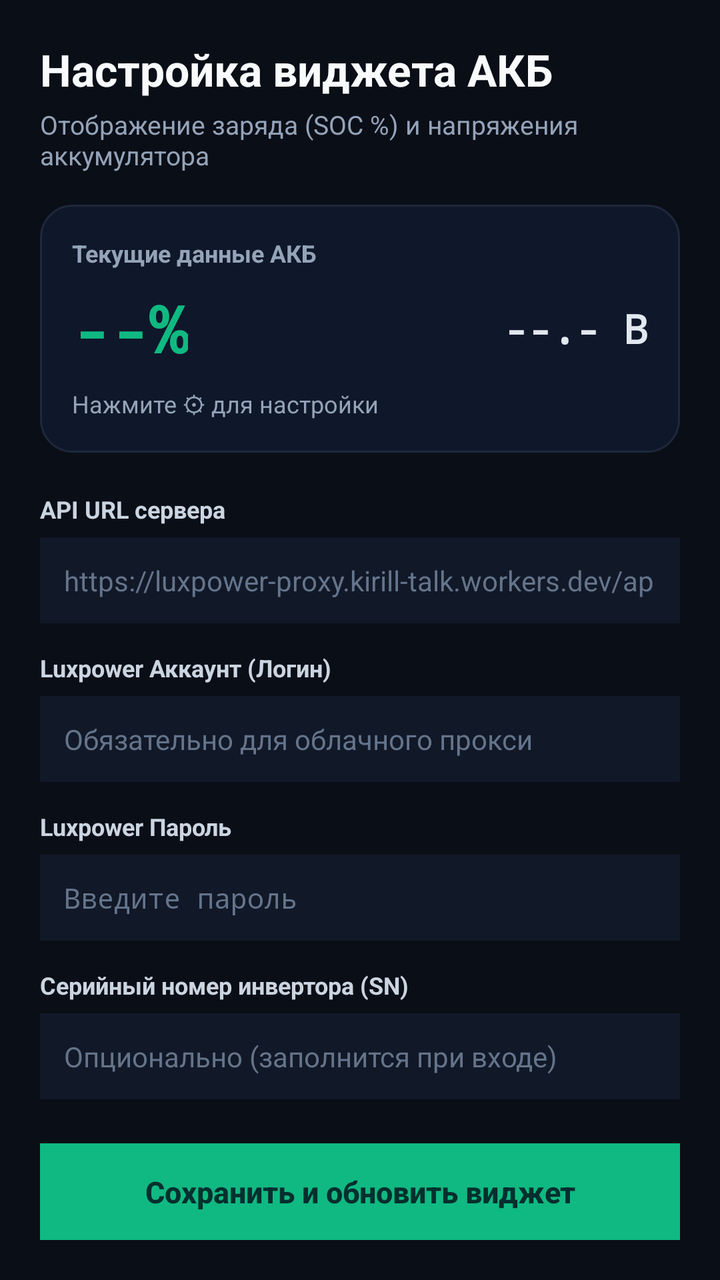
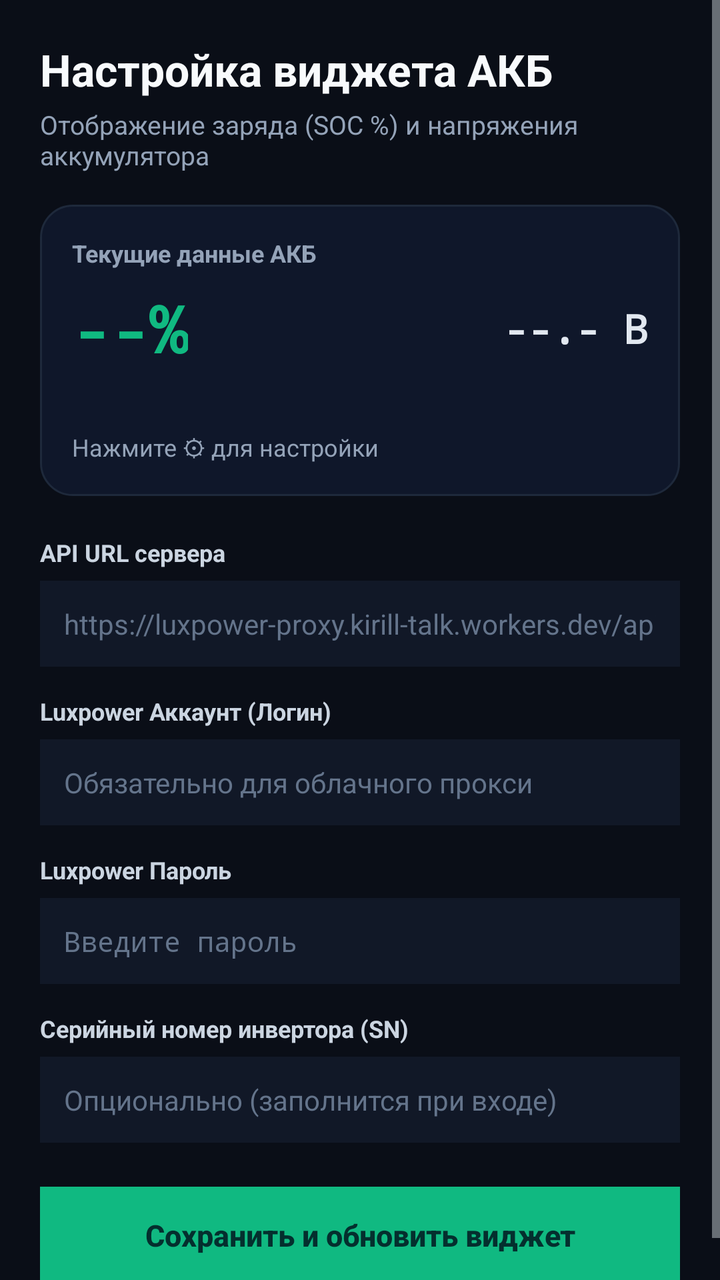

Before-and-after screenshots of an Android layout around one commit, followed by the original layout XML and the change that was made.
<!-- AndroidManifest.xml: application theme android:Theme.DeviceDefault.NoActionBar -->
<!-- res/layout/activity_main.xml -->
<?xml version="1.0" encoding="utf-8"?>
<ScrollView xmlns:android="http://schemas.android.com/apk/res/android"
    android:layout_width="match_parent"
    android:layout_height="match_parent"
    android:background="#0A0E17"
    android:fillViewport="true">

    <LinearLayout
        android:layout_width="match_parent"
        android:layout_height="wrap_content"
        android:orientation="vertical"
        android:padding="20dp">

        <TextView
            android:layout_width="match_parent"
            android:layout_height="wrap_content"
            android:text="@string/settings_title"
            android:textColor="#F8FAFC"
            android:textSize="22sp"
            android:textStyle="bold" />

        <TextView
            android:layout_width="match_parent"
            android:layout_height="wrap_content"
            android:layout_marginTop="4dp"
            android:layout_marginBottom="16dp"
            android:text="@string/settings_subtitle"
            android:textColor="#94A3B8"
            android:textSize="13sp" />

        
        <LinearLayout
            android:layout_width="match_parent"
            android:layout_height="wrap_content"
            android:layout_marginBottom="20dp"
            android:background="@drawable/widget_bg"
            android:orientation="vertical"
            android:padding="16dp">

            <TextView
                android:layout_width="match_parent"
                android:layout_height="wrap_content"
                android:text="@string/preview_title"
                android:textColor="#94A3B8"
                android:textSize="12sp"
                android:textStyle="bold" />

            <LinearLayout
                android:layout_width="match_parent"
                android:layout_height="wrap_content"
                android:layout_marginTop="8dp"
                android:gravity="center_vertical"
                android:orientation="horizontal">

                <TextView
                    android:id="@+id/preview_soc"
                    android:layout_width="wrap_content"
                    android:layout_height="wrap_content"
                    android:fontFamily="monospace"
                    android:text="@string/widget_placeholder_soc"
                    android:textColor="#10B981"
                    android:textSize="32sp"
                    android:textStyle="bold" />

                <TextView
                    android:id="@+id/preview_voltage"
                    android:layout_width="0dp"
                    android:layout_height="wrap_content"
                    android:layout_weight="1"
                    android:fontFamily="monospace"
                    android:gravity="end"
                    android:text="@string/widget_placeholder_voltage"
                    android:textColor="#E2E8F0"
                    android:textSize="20sp"
                    android:textStyle="bold" />
            </LinearLayout>

            <TextView
                android:id="@+id/text_status"
                android:layout_width="match_parent"
                android:layout_height="wrap_content"
                android:layout_marginTop="8dp"
                android:text="@string/widget_waiting"
                android:textColor="#94A3B8"
                android:textSize="12sp" />
        </LinearLayout>

        
        <TextView
            android:layout_width="match_parent"
            android:layout_height="wrap_content"
            android:text="@string/label_api_url"
            android:textColor="#CBD5E1"
            android:textSize="12sp"
            android:textStyle="bold" />

        <EditText
            android:id="@+id/edit_api_url"
            android:layout_width="match_parent"
            android:layout_height="wrap_content"
            android:layout_marginTop="6dp"
            android:layout_marginBottom="14dp"
            android:background="#111827"
            android:hint="@string/hint_api_url"
            android:inputType="textUri"
            android:padding="12dp"
            android:singleLine="true"
            android:textColor="#F8FAFC"
            android:textColorHint="#64748B"
            android:textSize="14sp" />

        
        <TextView
            android:layout_width="match_parent"
            android:layout_height="wrap_content"
            android:text="@string/label_account"
            android:textColor="#CBD5E1"
            android:textSize="12sp"
            android:textStyle="bold" />

        <EditText
            android:id="@+id/edit_account"
            android:layout_width="match_parent"
            android:layout_height="wrap_content"
            android:layout_marginTop="6dp"
            android:layout_marginBottom="14dp"
            android:background="#111827"
            android:hint="@string/hint_account"
            android:inputType="textNoSuggestions"
            android:padding="12dp"
            android:singleLine="true"
            android:textColor="#F8FAFC"
            android:textColorHint="#64748B"
            android:textSize="14sp" />

        
        <TextView
            android:layout_width="match_parent"
            android:layout_height="wrap_content"
            android:text="@string/label_password"
            android:textColor="#CBD5E1"
            android:textSize="12sp"
            android:textStyle="bold" />

        <EditText
            android:id="@+id/edit_password"
            android:layout_width="match_parent"
            android:layout_height="wrap_content"
            android:layout_marginTop="6dp"
            android:layout_marginBottom="14dp"
            android:background="#111827"
            android:hint="@string/hint_password"
            android:inputType="textPassword"
            android:padding="12dp"
            android:singleLine="true"
            android:textColor="#F8FAFC"
            android:textColorHint="#64748B"
            android:textSize="14sp" />

        
        <TextView
            android:layout_width="match_parent"
            android:layout_height="wrap_content"
            android:text="@string/label_serial"
            android:textColor="#CBD5E1"
            android:textSize="12sp"
            android:textStyle="bold" />

        <EditText
            android:id="@+id/edit_serial"
            android:layout_width="match_parent"
            android:layout_height="wrap_content"
            android:layout_marginTop="6dp"
            android:layout_marginBottom="22dp"
            android:background="#111827"
            android:hint="@string/hint_serial"
            android:inputType="textCapCharacters"
            android:padding="12dp"
            android:singleLine="true"
            android:textColor="#F8FAFC"
            android:textColorHint="#64748B"
            android:textSize="14sp" />

        
        <Button
            android:id="@+id/btn_save_refresh"
            android:layout_width="match_parent"
            android:layout_height="wrap_content"
            android:background="#10B981"
            android:paddingTop="14dp"
            android:paddingBottom="14dp"
            android:text="@string/btn_save_refresh"
            android:textAllCaps="false"
            android:textColor="#042F2E"
            android:textSize="15sp"
            android:textStyle="bold" />

    </LinearLayout>
</ScrollView>
<!-- resources referenced by this layout -->
<resources>
  <!-- drawable widget_bg (drawable) -->
  <?xml version="1.0" encoding="utf-8"?>
  <shape xmlns:android="http://schemas.android.com/apk/res/android"
      android:shape="rectangle">
      <solid android:color="#0F172A" />
      <corners android:radius="16dp" />
      <stroke
          android:width="1dp"
          android:color="#1E293B" />
  </shape>
  <string name="btn_save_refresh">Сохранить и обновить виджет</string>
  <string name="hint_account">Обязательно для облачного прокси</string>
  <string name="hint_api_url">https://luxpower-proxy.kirill-talk.workers.dev/api</string>
  <string name="hint_password">Введите пароль</string>
  <string name="hint_serial">Опционально (заполнится при входе)</string>
  <string name="label_account">Luxpower Аккаунт (Логин)</string>
  <string name="label_api_url">API URL сервера</string>
  <string name="label_password">Luxpower Пароль</string>
  <string name="label_serial">Серийный номер инвертора (SN)</string>
  <string name="preview_title">Текущие данные АКБ</string>
  <string name="settings_subtitle">Отображение заряда (SOC %) и напряжения аккумулятора</string>
  <string name="settings_title">Настройка виджета АКБ</string>
  <string name="widget_placeholder_soc">--%</string>
  <string name="widget_placeholder_voltage">--.- В</string>
  <string name="widget_waiting">Нажмите ⚙ для настройки</string>
</resources>

<!-- the commit's change to res/layout/activity_main.xml (unified diff, before → after) -->
@@ -76,10 +76,20 @@
             </LinearLayout>
 
             <TextView
+                android:id="@+id/preview_eta"
+                android:layout_width="match_parent"
+                android:layout_height="wrap_content"
+                android:layout_marginTop="6dp"
+                android:text=""
+                android:textColor="#94A3B8"
+                android:textSize="13sp"
+                android:textStyle="bold" />
+
+            <TextView
                 android:id="@+id/text_status"
                 android:layout_width="match_parent"
                 android:layout_height="wrap_content"
-                android:layout_marginTop="8dp"
+                android:layout_marginTop="6dp"
                 android:text="@string/widget_waiting"
                 android:textColor="#94A3B8"
                 android:textSize="12sp" />
